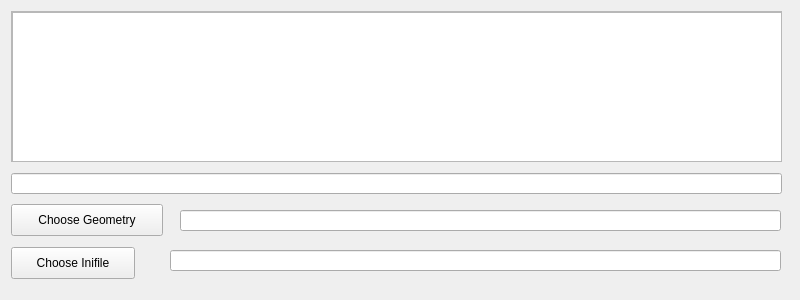
Qt form forms/runningwidget.ui (JuPedSim/jpseditor) before a commit.
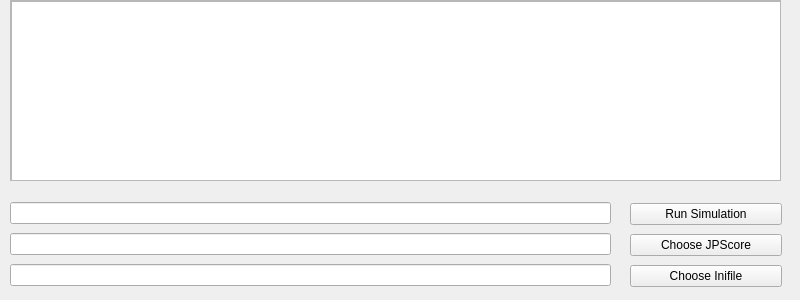
The same form after that commit.

Commit message: Run simulation in running widget

Diff of the .ui file:
```diff
--- a/forms/runningwidget.ui
+++ b/forms/runningwidget.ui
@@ -28,10 +28,10 @@
   <widget class="QScrollArea" name="scrollArea">
    <property name="geometry">
     <rect>
-     <x>11</x>
-     <y>11</y>
+     <x>10</x>
+     <y>0</y>
      <width>771</width>
-     <height>151</height>
+     <height>181</height>
     </rect>
    </property>
    <property name="widgetResizable">
@@ -43,7 +43,7 @@
       <x>0</x>
       <y>0</y>
       <width>769</width>
-      <height>149</height>
+      <height>179</height>
      </rect>
     </property>
     <widget class="QTextEdit" name="textEdit">
@@ -52,67 +52,65 @@
        <x>0</x>
        <y>0</y>
        <width>771</width>
-       <height>151</height>
+       <height>181</height>
       </rect>
      </property>
     </widget>
    </widget>
   </widget>
-  <widget class="QLineEdit" name="lineEdit">
+  <widget class="QWidget" name="">
    <property name="geometry">
     <rect>
-     <x>11</x>
-     <y>173</y>
-     <width>771</width>
-     <height>21</height>
-    </rect>
-   </property>
-  </widget>
-  <widget class="QPushButton" name="pushButton">
-   <property name="geometry">
-    <rect>
-     <x>11</x>
-     <y>204</y>
+     <x>630</x>
+     <y>200</y>
      <width>152</width>
-     <height>32</height>
+     <height>91</height>
     </rect>
    </property>
-   <property name="text">
-    <string>Choose Geometry</string>
-   </property>
+   <layout class="QVBoxLayout" name="verticalLayout">
+    <item>
+     <widget class="QPushButton" name="pushButton_run">
+      <property name="text">
+       <string>Run Simulation</string>
+      </property>
+     </widget>
+    </item>
+    <item>
+     <widget class="QPushButton" name="pushButton_chooseJPScore">
+      <property name="text">
+       <string>Choose JPScore</string>
+      </property>
+     </widget>
+    </item>
+    <item>
+     <widget class="QPushButton" name="pushButton_chooseInifle">
+      <property name="text">
+       <string>Choose Inifile</string>
+      </property>
+     </widget>
+    </item>
+   </layout>
   </widget>
-  <widget class="QLineEdit" name="lineEdit_2">
+  <widget class="QWidget" name="">
    <property name="geometry">
     <rect>
-     <x>180</x>
-     <y>210</y>
+     <x>10</x>
+     <y>199</y>
      <width>601</width>
-     <height>21</height>
+     <height>91</height>
     </rect>
    </property>
-  </widget>
-  <widget class="QPushButton" name="pushButton_2">
-   <property name="geometry">
-    <rect>
-     <x>11</x>
-     <y>247</y>
-     <width>124</width>
-     <height>32</height>
-    </rect>
-   </property>
-   <property name="text">
-    <string>Choose Inifile</string>
-   </property>
-  </widget>
-  <widget class="QLineEdit" name="lineEdit_3">
-   <property name="geometry">
-    <rect>
-     <x>170</x>
-     <y>250</y>
-     <width>611</width>
-     <height>21</height>
-    </rect>
-   </property>
+   <layout class="QVBoxLayout" name="verticalLayout_2">
+    <item>
+     <widget class="QLineEdit" name="lineEdit_cmd"/>
+    </item>
+    <item>
+     <widget class="QLineEdit" name="lineEdit_JPScore"/>
+    </item>
+    <item>
+     <widget class="QLineEdit" name="lineEdit_inifile"/>
+    </item>
+   </layout>
   </widget>
  </widget>
  <resources/>
```
Left out of the diff: 4 changed lines with no effect on the pictures. The commit also changes 5 other files.
